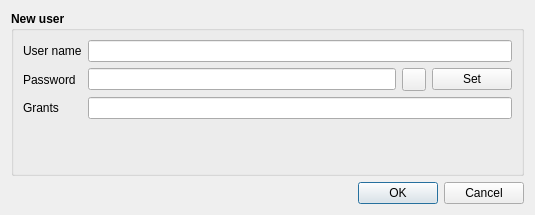
This is src/dlgaddedituser.ui in syyyr/shvspy as Qt 5 draws it before an edit. The edited form follows.
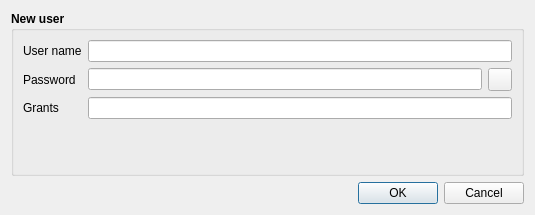
This is the edited form. Icons and pictures are not drawn.

```diff
--- a/src/dlgaddedituser.ui
+++ b/src/dlgaddedituser.ui
@@ -112,19 +112,6 @@
               </property>
              </widget>
             </item>
-            <item>
-             <widget class="QPushButton" name="pbChangePassword">
-              <property name="font">
-               <font>
-                <weight>50</weight>
-                <bold>false</bold>
-               </font>
-              </property>
-              <property name="text">
-               <string>Set</string>
-              </property>
-             </widget>
-            </item>
            </layout>
           </item>
           <item>
```
Left out of the diff: 8 changed lines with no effect on the pictures.
